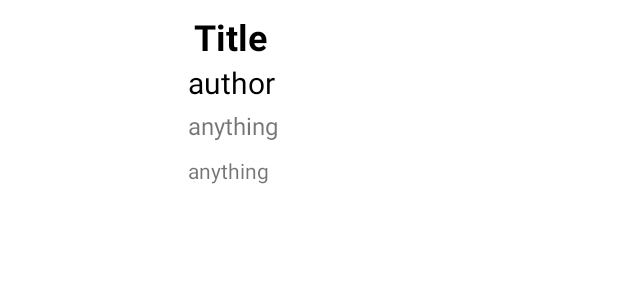
After one commit to Oh-Afterglow/MyBookkeeper, an Android app: the layout book_item.xml on its own in the app's theme, with its tools: preview values and no code run, on a phone screen of 412 x 824 dp. The commit adds this screen. Shown: the top 300 px of the screen. Run offline under Robolectric (Android 15) with nearby library versions, the phone set to English and light mode, and no system bars.

Commit message:
add book list item

```diff
--- /dev/null
+++ b/app/src/main/res/layout/book_item.xml
@@ -0,0 +1,83 @@
+<?xml version="1.0" encoding="utf-8"?>
+<androidx.constraintlayout.widget.ConstraintLayout xmlns:android="http://schemas.android.com/apk/res/android"
+    android:layout_width="match_parent"
+    android:layout_height="wrap_content"
+    xmlns:app="http://schemas.android.com/apk/res-auto">
+
+    <TextView
+        android:id="@+id/publisher_list"
+        android:layout_width="270dp"
+        android:layout_height="27dp"
+
+        android:layout_marginStart="4dp"
+        android:layout_marginLeft="4dp"
+        android:layout_marginTop="4dp"
+        android:layout_marginEnd="8dp"
+        android:layout_marginRight="8dp"
+        android:text="@string/publisher_list"
+        android:textSize="16sp"
+        app:layout_constraintEnd_toEndOf="parent"
+        app:layout_constraintStart_toEndOf="@id/book_cover"
+        app:layout_constraintTop_toBottomOf="@+id/author_list" />
+
+    <TextView
+        android:id="@+id/year_list"
+        android:layout_width="270dp"
+        android:layout_height="27dp"
+        android:layout_marginStart="4dp"
+        android:layout_marginLeft="4dp"
+        android:layout_marginTop="4dp"
+        android:layout_marginEnd="8dp"
+        android:layout_marginRight="8dp"
+        android:text="@string/year_list"
+        app:layout_constraintEnd_toEndOf="parent"
+        app:layout_constraintStart_toEndOf="@id/book_cover"
+        app:layout_constraintTop_toBottomOf="@+id/publisher_list" />
+
+    <ImageView
+        android:id="@+id/book_cover"
+        android:layout_width="99dp"
+        android:layout_height="122dp"
+        android:layout_margin="8dp"
+        android:contentDescription="@string/book_cover_content_description"
+        app:layout_constraintBottom_toBottomOf="parent"
+        app:layout_constraintEnd_toStartOf="@id/title_list"
+        app:layout_constraintHorizontal_bias="0.151"
+        app:layout_constraintStart_toStartOf="parent"
+        app:layout_constraintTop_toTopOf="parent" />
+
+    <TextView
+        android:id="@+id/title_list"
+        android:layout_width="270dp"
+        android:layout_height="29dp"
+        android:layout_marginStart="4dp"
+        android:layout_marginLeft="4dp"
+        android:layout_marginTop="8dp"
+        android:layout_marginEnd="8dp"
+        android:layout_marginRight="8dp"
+        android:text="@string/title_list"
+        android:textColor="@color/black"
+        android:textSize="24sp"
+        android:textStyle="bold"
+        app:layout_constrainedStart_toEndOf="@id/book_cover"
+        app:layout_constraintEnd_toEndOf="parent"
+        app:layout_constraintStart_toEndOf="@+id/book_cover"
+        app:layout_constraintTop_toTopOf="parent" />
+
+    <TextView
+        android:id="@+id/author_list"
+        android:layout_width="270dp"
+        android:layout_height="27dp"
+        android:layout_marginStart="4dp"
+        android:layout_marginLeft="4dp"
+        android:layout_marginTop="4dp"
+        android:layout_marginEnd="8dp"
+        android:layout_marginRight="8dp"
+        android:text="@string/author_list"
+        android:textColor="@color/black"
+        android:textSize="20sp"
+        app:layout_constraintEnd_toEndOf="parent"
+        app:layout_constraintStart_toEndOf="@id/book_cover"
+        app:layout_constraintTop_toBottomOf="@+id/title_list" />
+
+</androidx.constraintlayout.widget.ConstraintLayout>
--- a/app/src/main/res/values/strings.xml
+++ b/app/src/main/res/values/strings.xml
@@ -21,4 +21,10 @@
 
     <string name="go">Go!!!</string>
     <string name="book_cover">book cover</string>
+    <string name="book_cover_content_description">book cover</string>
+    <string name="title_list">Title</string>
+    <string name="author_list">author</string>
+    <string name="publisher_year_list">anything · anything</string>
+    <string name="publisher_list">anything</string>
+    <string name="year_list">anything</string>
 </resources>
```
Also changed, not shown: app/src/main/java/com/example/mybookkeeper/BookListActivity.kt (+37 -0 lines), app/src/main/res/layout/activity_book_list.xml (+15 -0 lines).
